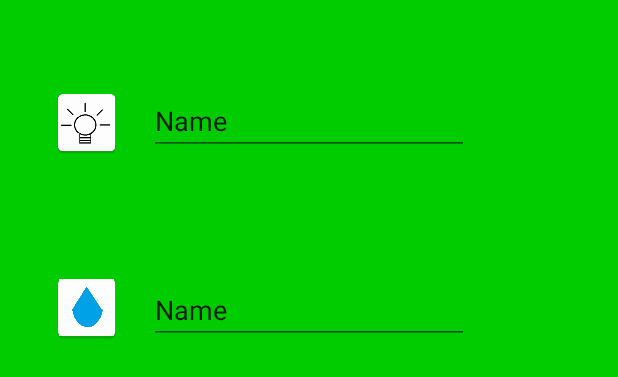
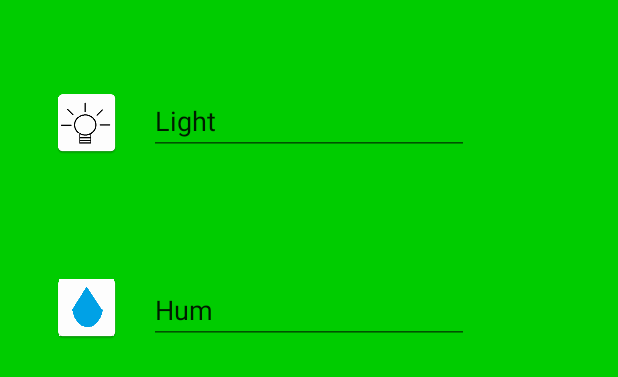
Before and after one commit to 2ndPerk/XtremeGreenClientApp, an Android app: the layout overview.xml on its own in the app's theme, with its tools: preview values and no code run, on a phone screen of 412 x 824 dp. Shown: the part 694-1071 px from the top of the screen. Run offline under Robolectric (Android 15) with nearby library versions, the phone set to English and light mode, and no system bars.

Commit message:
Changed Names

```diff
--- a/app/src/main/res/layout/overview.xml
+++ b/app/src/main/res/layout/overview.xml
@@ -9,34 +9,34 @@
         android:id="@+id/editText2"
         android:layout_width="wrap_content"
         android:layout_height="wrap_content"
+        android:layout_above="@+id/editText3"
+        android:layout_centerHorizontal="true"
+        android:layout_marginBottom="85dp"
         android:ems="10"
         android:inputType="textPersonName"
-        android:text="Name"
-        android:layout_marginBottom="85dp"
-        android:layout_above="@+id/editText3"
-        android:layout_centerHorizontal="true" />
+        android:text="Temp" />
 
     <EditText
         android:id="@+id/editText3"
         android:layout_width="wrap_content"
         android:layout_height="wrap_content"
+        android:layout_above="@+id/imageView5"
+        android:layout_alignStart="@+id/editText2"
+        android:layout_marginBottom="78dp"
         android:ems="10"
         android:inputType="textPersonName"
-        android:text="Name"
-        android:layout_marginBottom="78dp"
-        android:layout_above="@+id/imageView5"
-        android:layout_alignStart="@+id/editText2" />
+        android:text="Light" />
 
     <EditText
         android:id="@+id/editText4"
         android:layout_width="wrap_content"
         android:layout_height="wrap_content"
+        android:layout_alignParentBottom="true"
+        android:layout_alignStart="@+id/editText3"
+        android:layout_marginBottom="132dp"
         android:ems="10"
         android:inputType="textPersonName"
-        android:text="Name"
-        android:layout_marginBottom="132dp"
-        android:layout_alignParentBottom="true"
-        android:layout_alignStart="@+id/editText3" />
+        android:text="Hum" />
 
     <ImageView
         android:id="@+id/imageView"
```
